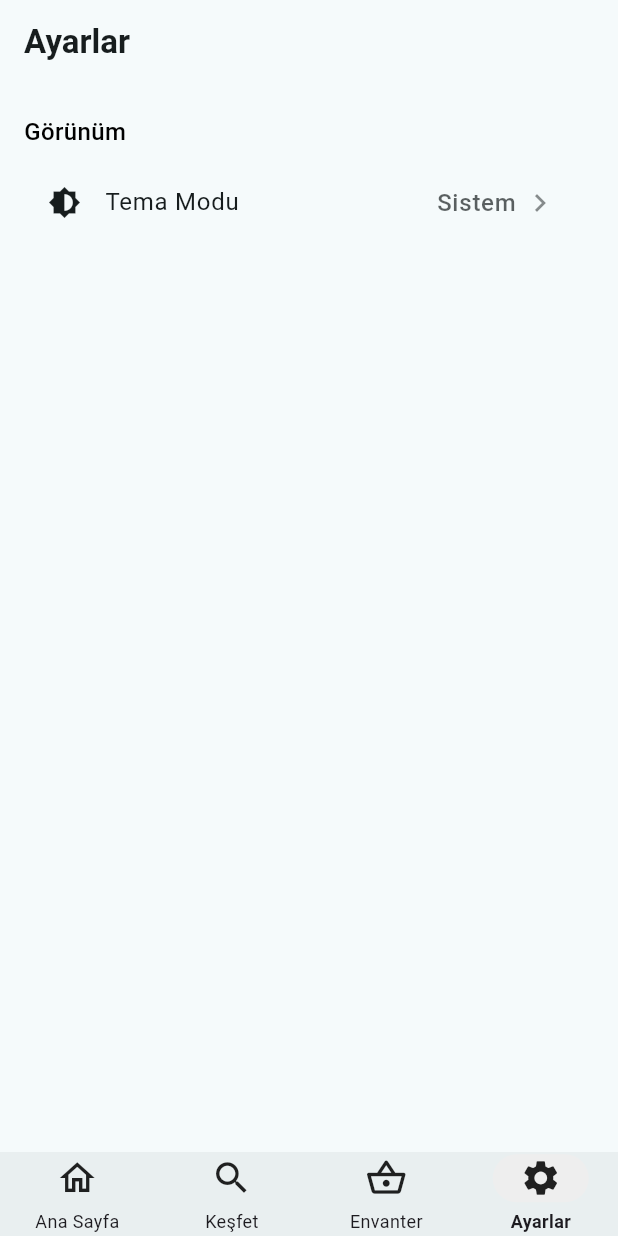
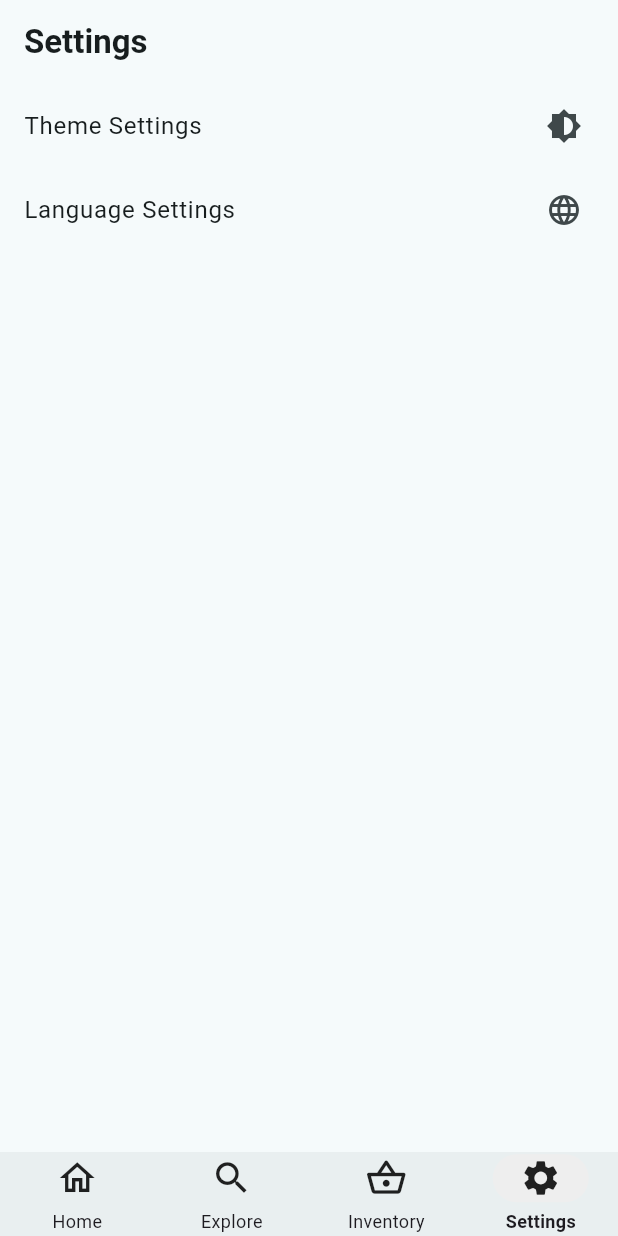
Before and after one commit to bimgeek/haftalik_ogun_planlama, a Flutter app: the screen it shows after launch, item 4 of the bottom bar chosen, on a phone screen of 412 x 824 dp. Run offline on Flutter 3.47's test engine with Material 3 defaults, Android fonts, the phone set to English and light mode, and no system bars; generated files the repository leaves out were written again.

Commit message:
Localization support

```diff
--- /dev/null
+++ b/l10n.yaml
@@ -0,0 +1,3 @@
+arb-dir: lib/l10n
+template-arb-file: app_en.arb
+output-localization-file: app_localizations.dart
--- /dev/null
+++ b/lib/l10n/app_en.arb
@@ -0,0 +1,18 @@
+{
+    "appTitle": "Weekly Meal Planning",
+    "homeTab": "Home",
+    "exploreTab": "Explore",
+    "inventoryTab": "Inventory",
+    "settingsTab": "Settings",
+    "exploreContent": "Explore Content",
+    "inventoryContent": "Inventory Content",
+    "themeSettings": "Theme Settings",
+    "systemTheme": "System",
+    "lightTheme": "Light",
+    "darkTheme": "Dark",
+    "languageSettings": "Language Settings",
+    "systemLanguage": "System",
+    "turkish": "Turkish",
+    "english": "English",
+    "homeContent": "Home Content"
+}
--- a/lib/main.dart
+++ b/lib/main.dart
@@ -1,10 +1,16 @@
 import 'package:flutter/material.dart';
 import 'package:provider/provider.dart';
+import 'package:flutter_localizations/flutter_localizations.dart';
+import 'package:flutter_gen/gen_l10n/app_localizations.dart';
+import 'providers/locale_provider.dart';
 
 void main() {
   runApp(
-    ChangeNotifierProvider(
-      create: (_) => ThemeProvider(),
+    MultiProvider(
+      providers: [
+        ChangeNotifierProvider(create: (_) => ThemeProvider()),
+        ChangeNotifierProvider(create: (_) => LocaleProvider()),
+      ],
       child: const MyApp(),
     ),
   );
@@ -27,7 +33,18 @@
   @override
   Widget build(BuildContext context) {
     return MaterialApp(
-      title: 'Haftalık Öğün Planlama',
+      title: AppLocalizations.of(context)?.appTitle ?? 'Weekly Meal Planning',
+      locale: context.watch<LocaleProvider>().locale,
+      localizationsDelegates: const [
+        AppLocalizations.delegate,
+        GlobalMaterialLocalizations.delegate,
+        GlobalWidgetsLocalizations.delegate,
+        GlobalCupertinoLocalizations.delegate,
+      ],
+      supportedLocales: const [
+        Locale('en'), // English
+        Locale('tr'), // Turkish
+      ],
       theme: ThemeData.light(
         useMaterial3: true,
       ).copyWith(
@@ -121,26 +138,26 @@
         labelBehavior: NavigationDestinationLabelBehavior.alwaysShow,
         height: 56,
         elevation: 0,
-        destinations: const [
+        destinations: [
           NavigationDestination(
-            icon: Icon(Icons.home_outlined),
-            selectedIcon: Icon(Icons.home),
-            label: 'Ana Sayfa',
+            icon: const Icon(Icons.home_outlined),
+            selectedIcon: const Icon(Icons.home),
+            label: AppLocalizations.of(context)!.homeTab,
           ),
           NavigationDestination(
-            icon: Icon(Icons.search_outlined),
-            selectedIcon: Icon(Icons.search),
-            label: 'Keşfet',
+            icon: const Icon(Icons.search_outlined),
+            selectedIcon: const Icon(Icons.search),
+            label: AppLocalizations.of(context)!.exploreTab,
           ),
           NavigationDestination(
-            icon: Icon(Icons.shopping_basket_outlined),
-            selectedIcon: Icon(Icons.shopping_basket),
-            label: 'Envanter',
+            icon: const Icon(Icons.shopping_basket_outlined),
+            selectedIcon: const Icon(Icons.shopping_basket),
+            label: AppLocalizations.of(context)!.inventoryTab,
           ),
           NavigationDestination(
-            icon: Icon(Icons.settings_outlined),
-            selectedIcon: Icon(Icons.settings),
-            label: 'Ayarlar',
+            icon: const Icon(Icons.settings_outlined),
+            selectedIcon: const Icon(Icons.settings),
+            label: AppLocalizations.of(context)!.settingsTab,
           ),
         ],
       ),
@@ -153,11 +170,13 @@
 
   @override
   Widget build(BuildContext context) {
+    final l10n = AppLocalizations.of(context)!;
+
     return Scaffold(
       backgroundColor: Theme.of(context).colorScheme.surface,
       appBar: AppBar(
         title: Text(
-          'Haftalık Öğün Takip',
+          l10n.appTitle,
           style: TextStyle(
             fontWeight: FontWeight.bold,
             color: Theme.of(context).colorScheme.onSurface,
@@ -166,7 +185,7 @@
       ),
       body: Center(
         child: Text(
-          'Ana Sayfa İçeriği',
+          l10n.homeContent,
           style: TextStyle(
             color: Theme.of(context).colorScheme.onSurface,
           ),
@@ -181,11 +200,13 @@
 
   @override
   Widget build(BuildContext context) {
+    final l10n = AppLocalizations.of(context)!;
+
     return Scaffold(
       backgroundColor: Theme.of(context).colorScheme.surface,
       appBar: AppBar(
         title: Text(
-          'Keşfet',
+          l10n.exploreTab,
           style: TextStyle(
             fontWeight: FontWeight.bold,
             color: Theme.of(context).colorScheme.onSurface,
@@ -194,7 +215,7 @@
       ),
       body: Center(
         child: Text(
-          'Keşfet İçeriği',
+          l10n.exploreContent,
           style: TextStyle(
             color: Theme.of(context).colorScheme.onSurface,
           ),
@@ -209,11 +230,13 @@
 
   @override
   Widget build(BuildContext context) {
+    final l10n = AppLocalizations.of(context)!;
+
     return Scaffold(
       backgroundColor: Theme.of(context).colorScheme.surface,
       appBar: AppBar(
         title: Text(
-          'Envanter',
+          l10n.inventoryTab,
           style: TextStyle(
             fontWeight: FontWeight.bold,
             color: Theme.of(context).colorScheme.onSurface,
@@ -222,7 +245,7 @@
       ),
       body: Center(
         child: Text(
-          'Envanter İçeriği',
+          l10n.inventoryContent,
           style: TextStyle(
             color: Theme.of(context).colorScheme.onSurface,
           ),
@@ -235,27 +258,29 @@
 class SettingsTab extends StatelessWidget {
   const SettingsTab({super.key});
 
-  String _getThemeModeText(ThemeMode mode) {
+  String getThemeModeText(ThemeMode mode, AppLocalizations l10n) {
     switch (mode) {
       case ThemeMode.system:
-        return 'Sistem';
+        return l10n.systemTheme;
       case ThemeMode.light:
-        return 'Açık';
+        return l10n.lightTheme;
       case ThemeMode.dark:
-        return 'Koyu';
+        return l10n.darkTheme;
     }
   }
 
   @override
   Widget build(BuildContext context) {
+    final theme = Theme.of(context);
     final themeProvider = Provider.of<ThemeProvider>(context);
-    final theme = Theme.of(context);
+    final localeProvider = Provider.of<LocaleProvider>(context);
+    final l10n = AppLocalizations.of(context)!;
 
     return Scaffold(
       backgroundColor: theme.colorScheme.surface,
       appBar: AppBar(
         title: Text(
-          'Ayarlar',
+          l10n.settingsTab,
           style: TextStyle(
             fontWeight: FontWeight.bold,
             color: theme.colorScheme.onSurface,
@@ -263,61 +288,15 @@
         ),
       ),
       body: ListView(
-        padding: const EdgeInsets.symmetric(horizontal: 16, vertical: 20),
-        children: [
-          Text(
-            'Görünüm',
-            style: TextStyle(
-              fontSize: 16,
-              fontWeight: FontWeight.w500,
-              color: theme.colorScheme.primary,
-            ),
-          ),
-          const SizedBox(height: 8),
-          Container(
-            decoration: BoxDecoration(
-              color: theme.colorScheme.surface,
-              borderRadius: BorderRadius.circular(12),
-            ),
-            child: Column(
         children: [
           ListTile(
-                  shape: const RoundedRectangleBorder(
-                    borderRadius: BorderRadius.vertical(top: Radius.circular(12)),
-                  ),
-                  title: Row(
-                    children: [
-                      Icon(
-                        Icons.brightness_6,
-                        size: 22,
-                        color: theme.colorScheme.onSurface,
-                      ),
-                      const SizedBox(width: 16),
-                      Text(
-                        'Tema Modu',
+            title: Text(
+              l10n.themeSettings,
               style: TextStyle(
                 color: theme.colorScheme.onSurface,
               ),
             ),
-                    ],
-                  ),
-                  trailing: Row(
-                    mainAxisSize: MainAxisSize.min,
-                    children: [
-                      Text(
-                        _getThemeModeText(themeProvider.themeMode),
-                        style: TextStyle(
-                          fontSize: 16,
-                          color: theme.colorScheme.onSurface.withOpacity(0.7),
-                        ),
-                      ),
-                      const SizedBox(width: 4),
-                      Icon(
-                        Icons.chevron_right,
-                        color: theme.colorScheme.onSurface.withOpacity(0.5),
-                      ),
-                    ],
-                  ),
+            trailing: const Icon(Icons.brightness_medium),
             onTap: () {
               showModalBottomSheet(
                 context: context,
@@ -343,7 +322,7 @@
                       ),
                       const SizedBox(height: 20),
                       Text(
-                              'Tema Modu',
+                        l10n.systemTheme,
                         style: TextStyle(
                           fontSize: 18,
                           fontWeight: FontWeight.bold,
@@ -361,7 +340,7 @@
                             ),
                             const SizedBox(width: 12),
                             Text(
-                                    'Sistem',
+                              l10n.systemTheme,
                               style: TextStyle(
                                 color: theme.colorScheme.onSurface,
                               ),
@@ -387,7 +366,7 @@
                             ),
                             const SizedBox(width: 12),
                             Text(
-                                    'Açık',
+                              l10n.lightTheme,
                               style: TextStyle(
                                 color: theme.colorScheme.onSurface,
                               ),
@@ -413,7 +392,7 @@
                             ),
                             const SizedBox(width: 12),
                             Text(
-                                    'Koyu',
+                              l10n.darkTheme,
                               style: TextStyle(
                                 color: theme.colorScheme.onSurface,
                               ),
@@ -436,8 +415,123 @@
               );
             },
           ),
+          ListTile(
+            title: Text(
+              l10n.languageSettings,
+              style: TextStyle(
+                color: theme.colorScheme.onSurface,
+              ),
+            ),
+            trailing: const Icon(Icons.language),
+            onTap: () {
+              showModalBottomSheet(
+                context: context,
+                backgroundColor: Colors.transparent,
+                builder: (context) => Container(
+                  decoration: BoxDecoration(
+                    color: theme.colorScheme.surface,
+                    borderRadius: const BorderRadius.vertical(
+                      top: Radius.circular(20),
+                    ),
+                  ),
+                  child: Column(
+                    mainAxisSize: MainAxisSize.min,
+                    children: [
+                      const SizedBox(height: 8),
+                      Container(
+                        width: 40,
+                        height: 4,
+                        decoration: BoxDecoration(
+                          color: theme.colorScheme.onSurface.withOpacity(0.1),
+                          borderRadius: BorderRadius.circular(2),
+                        ),
+                      ),
+                      const SizedBox(height: 20),
+                      Text(
+                        l10n.languageSettings,
+                        style: TextStyle(
+                          fontSize: 18,
+                          fontWeight: FontWeight.bold,
+                          color: theme.colorScheme.onSurface,
+                        ),
+                      ),
+                      const SizedBox(height: 16),
+                      RadioListTile<Locale?>(
+                        title: Row(
+                          children: [
+                            Icon(
+                              Icons.language,
+                              color: theme.colorScheme.onSurface,
+                              size: 20,
+                            ),
+                            const SizedBox(width: 12),
+                            Text(
+                              l10n.systemLanguage,
+                              style: TextStyle(
+                                color: theme.colorScheme.onSurface,
+                              ),
+                            ),
                           ],
                         ),
+                        value: null,
+                        groupValue: localeProvider.locale,
+                        onChanged: (value) {
+                          localeProvider.setLocale(value);
+                          Navigator.pop(context);
+                        },
+                      ),
+                      RadioListTile<Locale?>(
+                        title: Row(
+                          children: [
+                            const Text(
+                              "🇹🇷",
+                              style: TextStyle(fontSize: 20),
+                            ),
+                            const SizedBox(width: 12),
+                            Text(
+                              l10n.turkish,
+                              style: TextStyle(
+                                color: theme.colorScheme.onSurface,
+                              ),
+                            ),
+                          ],
+                        ),
+                        value: const Locale('tr'),
+                        groupValue: localeProvider.locale,
+                        onChanged: (value) {
+                          localeProvider.setLocale(value);
+                          Navigator.pop(context);
+                        },
+                      ),
+                      RadioListTile<Locale?>(
+                        title: Row(
+                          children: [
+                            const Text(
+                              "🇬🇧",
+                              style: TextStyle(fontSize: 20),
+                            ),
+                            const SizedBox(width: 12),
+                            Text(
+                              l10n.english,
+                              style: TextStyle(
+                                color: theme.colorScheme.onSurface,
+                              ),
+                            ),
+                          ],
+                        ),
+                        value: const Locale('en'),
+                        groupValue: localeProvider.locale,
+                        onChanged: (value) {
+                          localeProvider.setLocale(value);
+                          Navigator.pop(context);
+                        },
+                      ),
+                      const SizedBox(height: 16),
+                    ],
+                  ),
+                ),
+              );
+            },
           ),
         ],
       ),
--- /dev/null
+++ b/lib/providers/locale_provider.dart
@@ -0,0 +1,17 @@
+import 'package:flutter/material.dart';
+
+class LocaleProvider extends ChangeNotifier {
+  Locale? _locale;
+
+  Locale? get locale => _locale;
+
+  void setLocale(Locale? locale) {
+    _locale = locale;
+    notifyListeners();
+  }
+
+  void clearLocale() {
+    _locale = null;
+    notifyListeners();
+  }
+}
--- a/pubspec.yaml
+++ b/pubspec.yaml
@@ -30,6 +30,9 @@ environment:
 dependencies:
   flutter:
     sdk: flutter
+  flutter_localizations:
+    sdk: flutter
+  intl: any
 
   # The following adds the Cupertino Icons font to your application.
   # Use with the CupertinoIcons class for iOS style icons.
@@ -89,3 +92,5 @@ flutter:
   #
   # For details regarding fonts from package dependencies,
   # see https://flutter.dev/to/font-from-package
+
+  generate: true
```
Also changed, not shown: lib/l10n/app_tr.arb (added, +18 -0 lines), pubspec.lock. Lines whose indentation alone changed are shown as unchanged.
